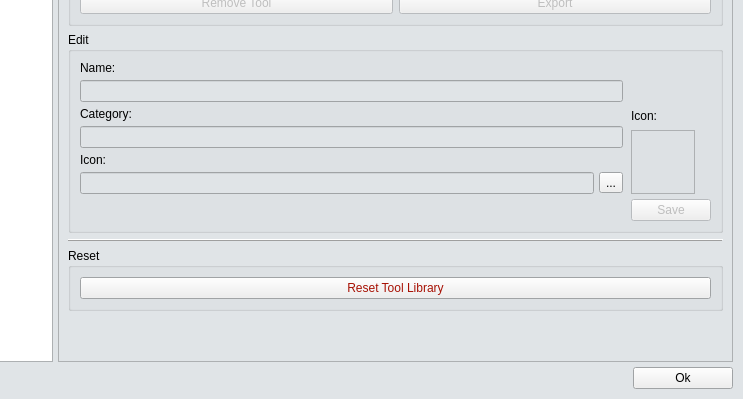
objectwheel/objectwheel, file src/toolboxsettings.ui: the form before one commit; both pictures show x 157 to 900 and y 151 to 550 of the 900 by 550 pixel window.
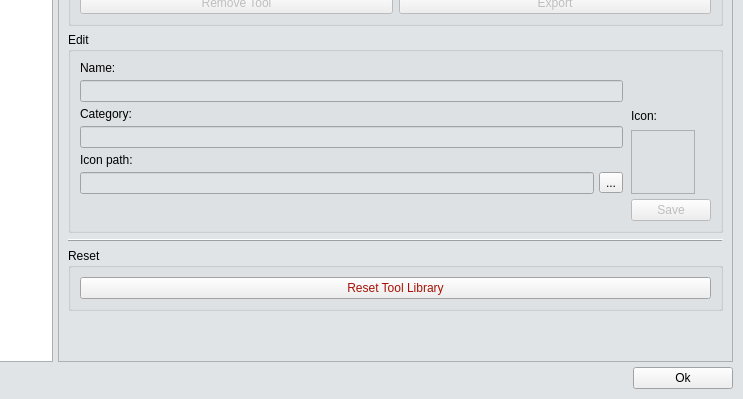
The form after the commit. Icons and pictures are not drawn. Custom widgets are drawn as their Qt base class.

What changed in the file:
```diff
--- a/src/toolboxsettings.ui
+++ b/src/toolboxsettings.ui
@@ -533,7 +533,7 @@
               <item row="4" column="0">
                <widget class="QLabel" name="lblIcon">
                 <property name="text">
-                 <string>Icon:</string>
+                 <string>Icon path:</string>
                 </property>
                 <property name="buddy">
                  <cstring>txtIcon</cstring>
```
